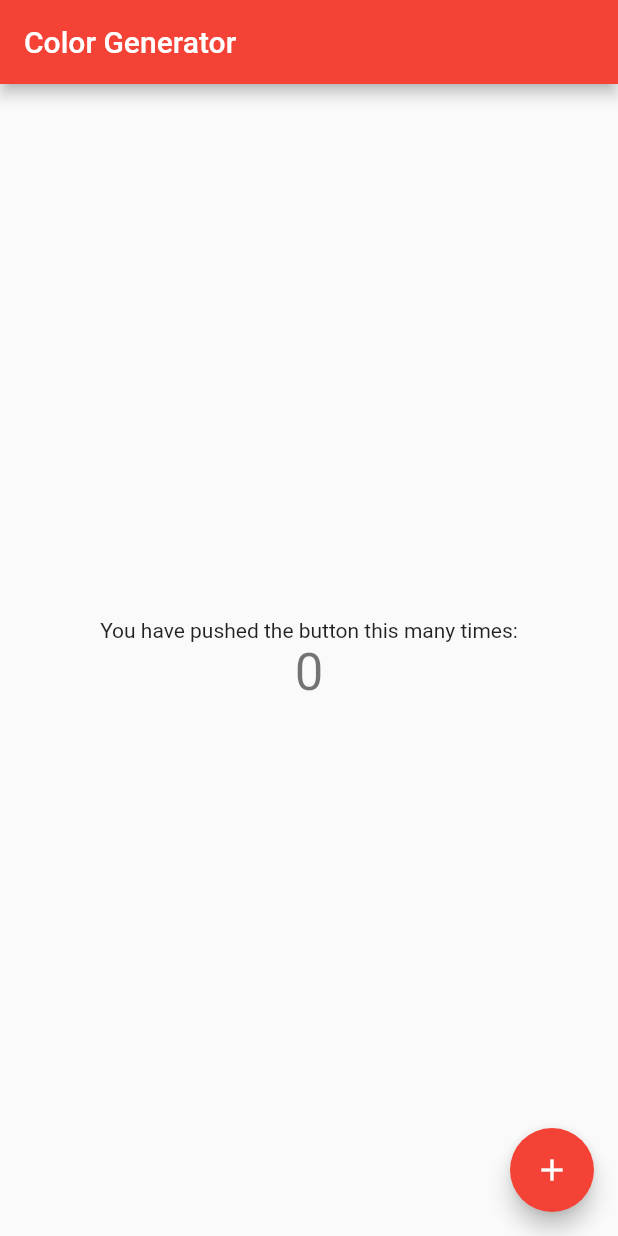
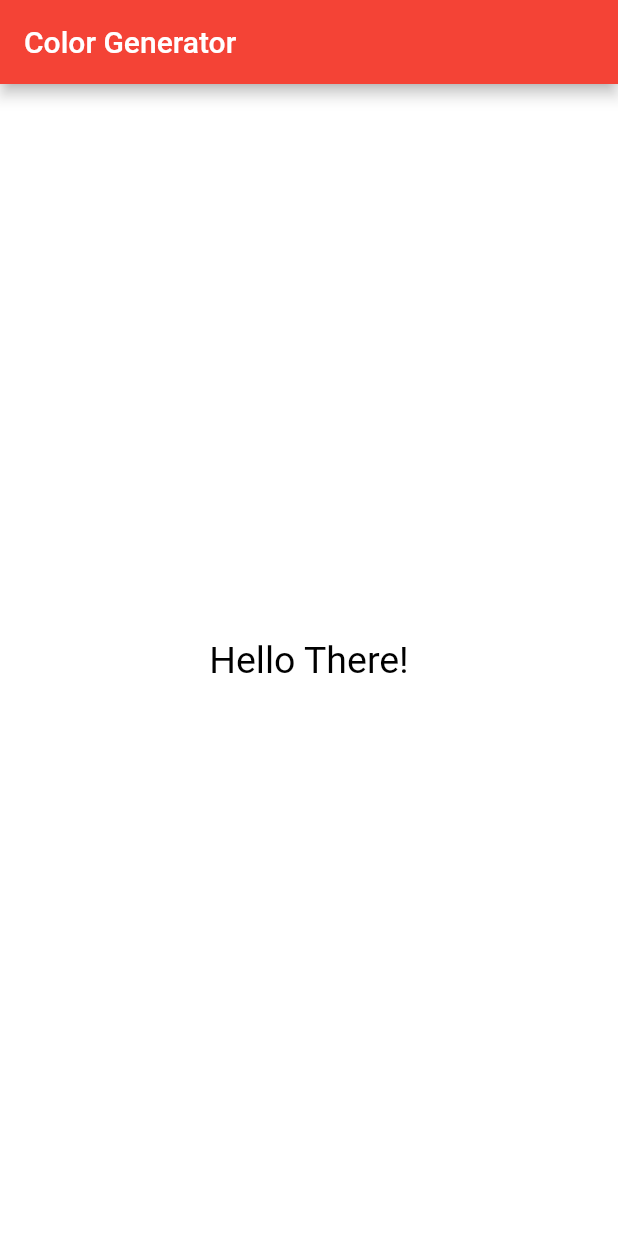
Before and after one commit to Sammy275/Random-Color-Generator, a Flutter app: the screen it shows after launch, on a phone screen of 412 x 824 dp. Run offline on Flutter 3.47's test engine with Material 2 defaults, Android fonts, the phone set to English and light mode, and no system bars.

Commit message:
Task completed

```diff
--- a/lib/main.dart
+++ b/lib/main.dart
@@ -1,3 +1,5 @@
+import 'dart:math';
+
 import 'package:flutter/material.dart';
 
 void main() {
@@ -21,7 +23,9 @@ class App extends StatelessWidget {
   }
 }
 
+/// Contains the widgets that will change colors
 class HomeScreen extends StatefulWidget {
+  /// Constructor for HomeScreen
   const HomeScreen({super.key});
 
   @override
@@ -29,11 +33,15 @@ class HomeScreen extends StatefulWidget {
 }
 
 class _HomeScreenState extends State<HomeScreen> {
-  int _counter = 0;
+  String _backgroundColorHex = 'FFFFFFFF';
 
-  void _incrementCounter() {
+  static const int _maxColorRange = 4294967295;
+  static const int baseOfHex = 16;
+
+  void setRandomColorHex() {
     setState(() {
-      _counter++;
+      _backgroundColorHex =
+          Random().nextInt(_maxColorRange).toRadixString(baseOfHex);
     });
   }
 
@@ -43,24 +51,24 @@ class _HomeScreenState extends State<HomeScreen> {
       appBar: AppBar(
         title: const Text('Color Generator'),
       ),
-      body: Center(
-        child: Column(
-          mainAxisAlignment: MainAxisAlignment.center,
-          children: <Widget>[
-            const Text(
-              'You have pushed the button this many times:',
+      body: Stack(
+        children: [
+          Container(
+            color: Color(int.parse(_backgroundColorHex, radix: baseOfHex)),
+          ),
+          const Center(
+            child: Text(
+              'Hello There!',
+              style: TextStyle(
+                fontSize: 25,
+                color: Colors.black,
+              ),
             ),
-            Text(
-              '$_counter',
-              style: Theme.of(context).textTheme.headlineMedium,
-            ),
-          ],
-        ),
-      ),
-      floatingActionButton: FloatingActionButton(
-        onPressed: _incrementCounter,
-        tooltip: 'Increment',
-        child: const Icon(Icons.add),
+          ),
+          GestureDetector(
+            onTap: setRandomColorHex,
+          )
+        ],
       ),
     );
   }
```
